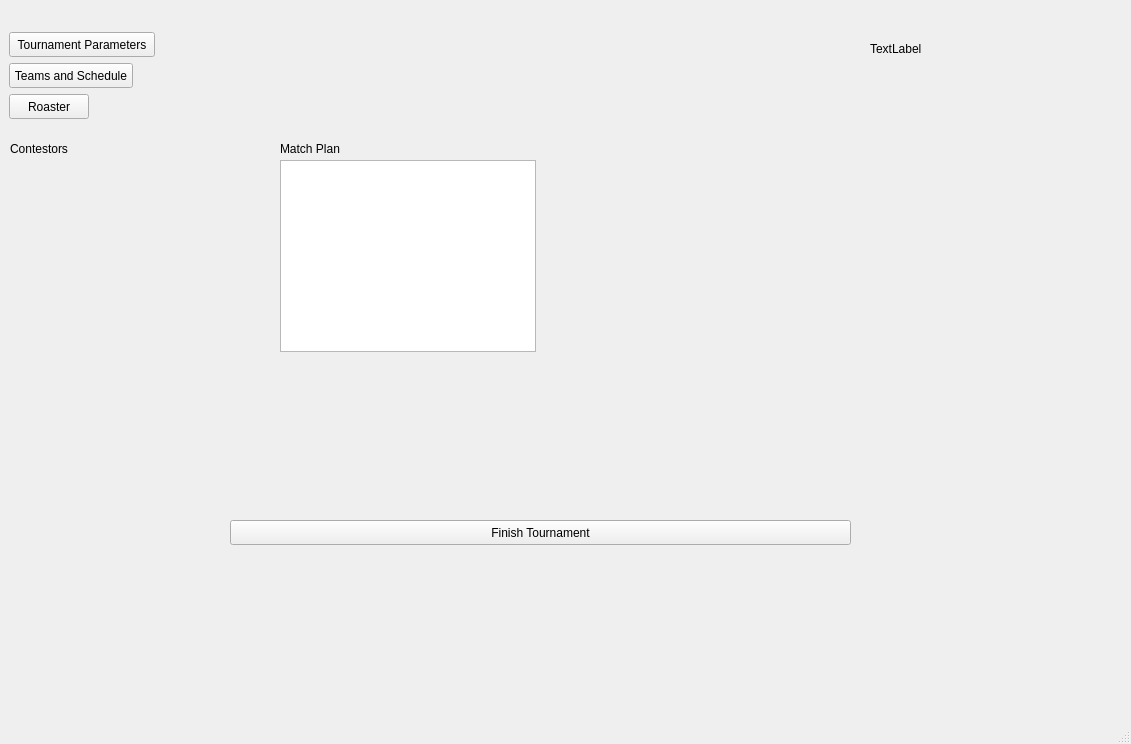
Before: the Qt Designer form ui/mainWindow.ui in tapir442/py-match-fit, drawn with Qt 5.
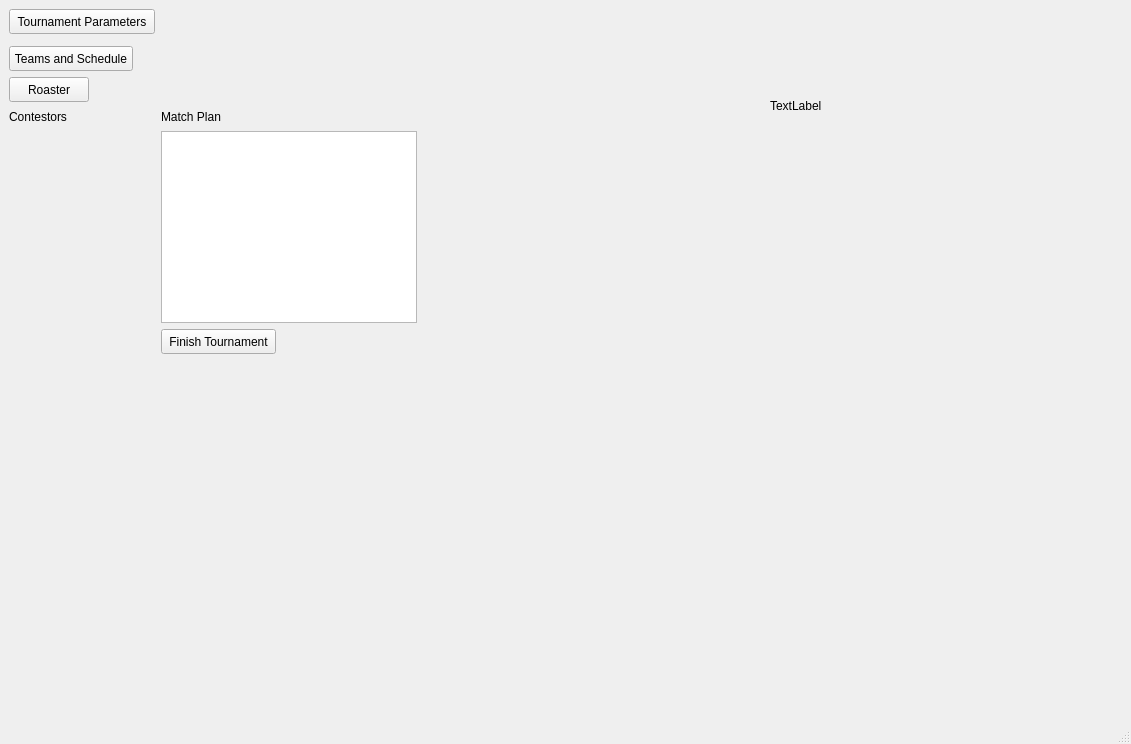
After: the same form once the commit is applied.

Commit message: show contestants

What changed in the file:
```diff
--- a/ui/mainWindow.ui
+++ b/ui/mainWindow.ui
@@ -14,24 +14,11 @@
    <string>MainWindow</string>
   </property>
   <widget class="QWidget" name="centralwidget">
-   <widget class="QLabel" name="logoLabel">
-    <property name="geometry">
-     <rect>
-      <x>870</x>
-      <y>40</y>
-      <width>54</width>
-      <height>17</height>
-     </rect>
-    </property>
-    <property name="text">
-     <string>TextLabel</string>
-    </property>
-   </widget>
    <widget class="QColumnView" name="columnView">
     <property name="geometry">
      <rect>
-      <x>280</x>
-      <y>160</y>
+      <x>161</x>
+      <y>131</y>
       <width>256</width>
       <height>192</height>
      </rect>
@@ -46,9 +33,9 @@
    <widget class="QPushButton" name="finish_tournament">
     <property name="geometry">
      <rect>
-      <x>230</x>
-      <y>520</y>
-      <width>621</width>
+      <x>161</x>
+      <y>329</y>
+      <width>115</width>
       <height>25</height>
      </rect>
     </property>
@@ -59,8 +46,8 @@
    <widget class="QLabel" name="contestor_label">
     <property name="geometry">
      <rect>
-      <x>10</x>
-      <y>140</y>
+      <x>9</x>
+      <y>108</y>
       <width>62</width>
       <height>17</height>
      </rect>
@@ -73,7 +60,7 @@
     <property name="geometry">
      <rect>
       <x>9</x>
-      <y>32</y>
+      <y>9</y>
       <width>146</width>
       <height>25</height>
      </rect>
@@ -86,7 +73,7 @@
     <property name="geometry">
      <rect>
       <x>9</x>
-      <y>63</y>
+      <y>46</y>
       <width>124</width>
       <height>25</height>
      </rect>
@@ -99,7 +86,7 @@
     <property name="geometry">
      <rect>
       <x>9</x>
-      <y>94</y>
+      <y>77</y>
       <width>80</width>
       <height>25</height>
      </rect>
@@ -111,8 +98,8 @@
    <widget class="QLabel" name="label">
     <property name="geometry">
      <rect>
-      <x>280</x>
-      <y>140</y>
+      <x>161</x>
+      <y>108</y>
       <width>63</width>
       <height>17</height>
      </rect>
@@ -121,6 +108,19 @@
      <string>Match Plan</string>
     </property>
    </widget>
+   <widget class="QLabel" name="logoLabel">
+    <property name="geometry">
+     <rect>
+      <x>770</x>
+      <y>40</y>
+      <width>181</width>
+      <height>131</height>
+     </rect>
+    </property>
+    <property name="text">
+     <string>TextLabel</string>
+    </property>
+   </widget>
   </widget>
   <widget class="QMenuBar" name="menubar">
    <property name="geometry">
```
The commit also changes 1 other file.
